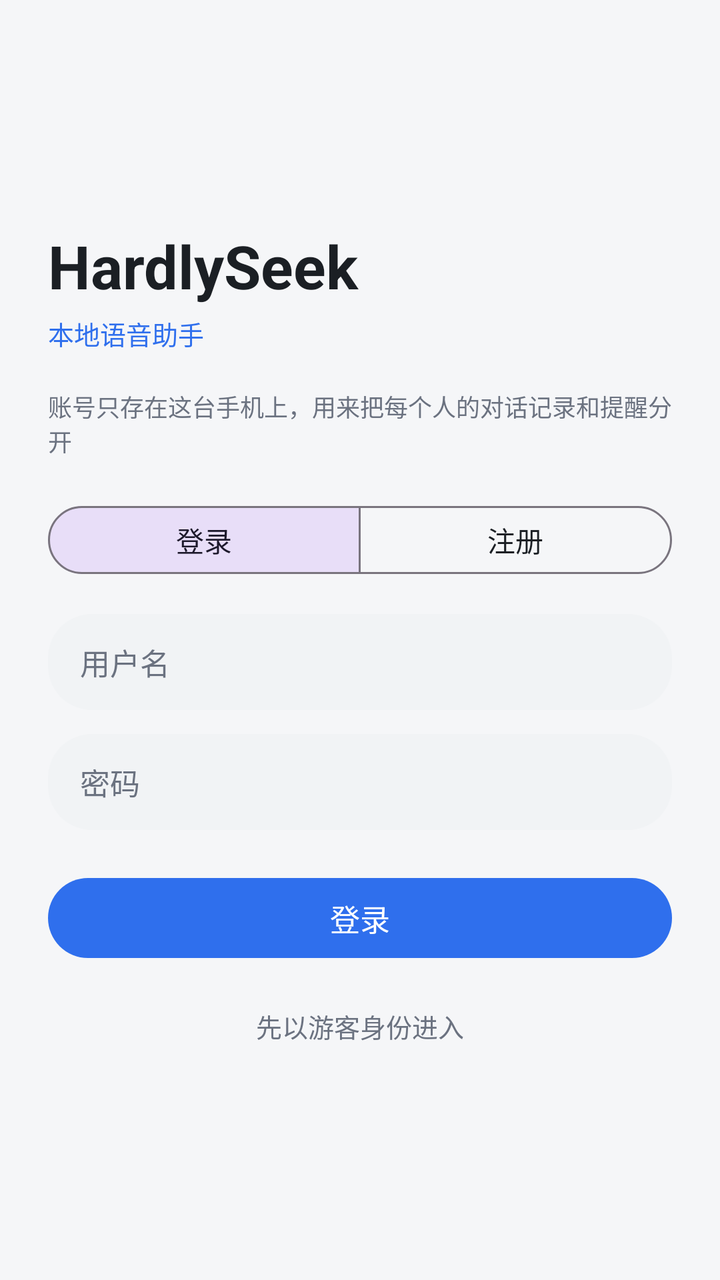
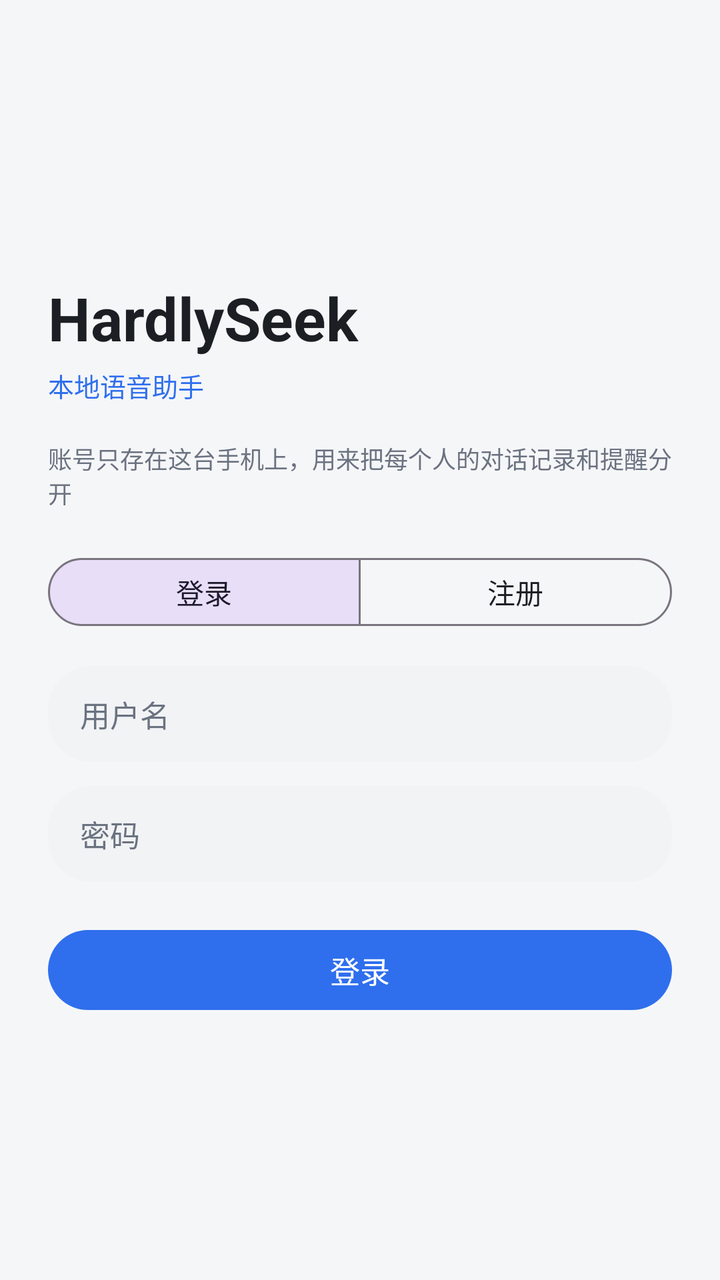

Compare the two renders of this Android layout. The source of the first and the diff that turns it into the second are given below.
<!-- AndroidManifest.xml: application theme Theme.VoiceAssistant -->
<!-- res/layout/activity_login.xml -->
<?xml version="1.0" encoding="utf-8"?>
<ScrollView xmlns:android="http://schemas.android.com/apk/res/android"
    xmlns:app="http://schemas.android.com/apk/res-auto"
    android:layout_width="match_parent"
    android:layout_height="match_parent"
    android:background="@color/bg_app"
    android:fillViewport="true"
    android:scrollbars="none">

    <LinearLayout
        android:layout_width="match_parent"
        android:layout_height="wrap_content"
        android:minHeight="600dp"
        android:gravity="center_vertical"
        android:orientation="vertical"
        android:paddingStart="24dp"
        android:paddingTop="40dp"
        android:paddingEnd="24dp"
        android:paddingBottom="32dp">

        <TextView
            android:layout_width="wrap_content"
            android:layout_height="wrap_content"
            android:text="@string/app_name"
            android:textColor="@color/text_primary"
            android:textSize="30sp"
            android:textStyle="bold" />

        <TextView
            android:id="@+id/tvBrandSub"
            android:layout_width="wrap_content"
            android:layout_height="wrap_content"
            android:layout_marginTop="4dp"
            android:text="@string/login_brand_sub"
            android:textColor="@color/brand_primary"
            android:textSize="13sp" />

        <TextView
            android:id="@+id/tvLoginSubtitle"
            android:layout_width="match_parent"
            android:layout_height="wrap_content"
            android:layout_marginTop="18dp"
            android:text="@string/login_subtitle"
            android:textColor="@color/text_secondary"
            android:textSize="12sp" />

        <com.google.android.material.button.MaterialButtonToggleGroup
            android:id="@+id/toggleAuth"
            android:layout_width="match_parent"
            android:layout_height="wrap_content"
            android:layout_marginTop="20dp"
            app:checkedButton="@+id/btnTabLogin"
            app:selectionRequired="true"
            app:singleSelection="true">

            <com.google.android.material.button.MaterialButton
                android:id="@+id/btnTabLogin"
                style="@style/Widget.Material3.Button.OutlinedButton"
                android:layout_width="0dp"
                android:layout_height="wrap_content"
                android:layout_weight="1"
                android:minHeight="42dp"
                android:text="@string/login_tab_login"
                android:textSize="14sp" />

            <com.google.android.material.button.MaterialButton
                android:id="@+id/btnTabRegister"
                style="@style/Widget.Material3.Button.OutlinedButton"
                android:layout_width="0dp"
                android:layout_height="wrap_content"
                android:layout_weight="1"
                android:minHeight="42dp"
                android:text="@string/login_tab_register"
                android:textSize="14sp" />
        </com.google.android.material.button.MaterialButtonToggleGroup>

        <EditText
            android:id="@+id/etUsername"
            android:layout_width="match_parent"
            android:layout_height="48dp"
            android:layout_marginTop="16dp"
            android:background="@drawable/bg_input"
            android:hint="@string/login_hint_username"
            android:importantForAutofill="no"
            android:inputType="text"
            android:maxLines="1"
            android:paddingStart="16dp"
            android:paddingEnd="16dp"
            android:textColor="@color/text_primary"
            android:textColorHint="@color/text_secondary"
            android:textSize="15sp" />

        <EditText
            android:id="@+id/etPassword"
            android:layout_width="match_parent"
            android:layout_height="48dp"
            android:layout_marginTop="12dp"
            android:background="@drawable/bg_input"
            android:hint="@string/login_hint_password"
            android:importantForAutofill="no"
            android:inputType="textPassword"
            android:maxLines="1"
            android:paddingStart="16dp"
            android:paddingEnd="16dp"
            android:textColor="@color/text_primary"
            android:textColorHint="@color/text_secondary"
            android:textSize="15sp" />

        <EditText
            android:id="@+id/etConfirm"
            android:layout_width="match_parent"
            android:layout_height="48dp"
            android:layout_marginTop="12dp"
            android:background="@drawable/bg_input"
            android:hint="@string/login_hint_confirm"
            android:importantForAutofill="no"
            android:inputType="textPassword"
            android:maxLines="1"
            android:paddingStart="16dp"
            android:paddingEnd="16dp"
            android:textColor="@color/text_primary"
            android:textColorHint="@color/text_secondary"
            android:textSize="15sp"
            android:visibility="gone" />

        <com.google.android.material.button.MaterialButton
            android:id="@+id/btnSubmit"
            android:layout_width="match_parent"
            android:layout_height="48dp"
            android:layout_marginTop="20dp"
            android:text="@string/login_submit_login"
            android:textSize="15sp"
            app:cornerRadius="24dp" />

        <TextView
            android:id="@+id/tvGuest"
            android:layout_width="match_parent"
            android:layout_height="44dp"
            android:layout_marginTop="8dp"
            android:background="?attr/selectableItemBackgroundBorderless"
            android:clickable="true"
            android:focusable="true"
            android:gravity="center"
            android:text="@string/login_guest"
            android:textColor="@color/text_secondary"
            android:textSize="13sp" />

    </LinearLayout>
</ScrollView>
<!-- resources referenced by this layout -->
<resources>
  <color name="bg_app">#F5F6F8</color>
  <color name="brand_primary">#2F6FED</color>
  <color name="text_primary">#1B1F24</color>
  <color name="text_secondary">#6B7280</color>
  <!-- drawable bg_input (drawable) -->
  <?xml version="1.0" encoding="utf-8"?>
  <shape xmlns:android="http://schemas.android.com/apk/res/android"
      android:shape="rectangle">
      <solid android:color="@color/input_bg" />
      <corners android:radius="22dp" />
  </shape>
  <string name="app_name">HardlySeek</string>
  <string name="login_brand_sub">本地语音助手</string>
  <string name="login_guest">先以游客身份进入</string>
  <string name="login_hint_confirm">再输一次密码</string>
  <string name="login_hint_password">密码</string>
  <string name="login_hint_username">用户名</string>
  <string name="login_submit_login">登录</string>
  <string name="login_subtitle">账号只存在这台手机上，用来把每个人的对话记录和提醒分开</string>
  <string name="login_tab_login">登录</string>
  <string name="login_tab_register">注册</string>
  <style name="Theme.VoiceAssistant" parent="Base.Theme.VoiceAssistant" />
  <color name="input_bg">#F1F3F5</color>
  <style name="Base.Theme.VoiceAssistant" parent="Theme.Material3.Light.NoActionBar">
          
          <item name="colorPrimary">@color/brand_primary</item>
          <item name="colorOnPrimary">@color/white</item>
          <item name="colorPrimaryContainer">@color/chip_bg</item>
          <item name="colorOnPrimaryContainer">@color/brand_primary_dark</item>
          <item name="colorSurface">@color/surface</item>
          <item name="colorOnSurface">@color/text_primary</item>
          <item name="colorSurfaceVariant">@color/input_bg</item>
          <item name="colorOnSurfaceVariant">@color/text_secondary</item>
          <item name="android:colorBackground">@color/bg_app</item>
  
          
          <item name="android:windowBackground">@color/bg_app</item>
  
          
          <item name="android:statusBarColor">@android:color/transparent</item>
          <item name="android:navigationBarColor">@android:color/transparent</item>
          <item name="android:windowLightStatusBar">true</item>
          <item name="android:windowLightNavigationBar">true</item>
          <item name="android:windowDrawsSystemBarBackgrounds">true</item>
  
          
          <item name="android:forceDarkAllowed" tools:targetApi="q">false</item>
      </style>
  <color name="white">#FFFFFFFF</color>
  <color name="chip_bg">#EAF1FE</color>
  <color name="brand_primary_dark">#1E4FBF</color>
  <color name="surface">#FFFFFFFF</color>
</resources>

<!-- the commit's change to res/layout/activity_login.xml (unified diff, before → after) -->
@@ -132,18 +132,5 @@
             android:textSize="15sp"
             app:cornerRadius="24dp" />
 
-        <TextView
-            android:id="@+id/tvGuest"
-            android:layout_width="match_parent"
-            android:layout_height="44dp"
-            android:layout_marginTop="8dp"
-            android:background="?attr/selectableItemBackgroundBorderless"
-            android:clickable="true"
-            android:focusable="true"
-            android:gravity="center"
-            android:text="@string/login_guest"
-            android:textColor="@color/text_secondary"
-            android:textSize="13sp" />
-
     </LinearLayout>
 </ScrollView>
<!-- resource entries referenced after the edit -->
@@ -13,7 +13,6 @@
   </shape>
   <string name="app_name">HardlySeek</string>
   <string name="login_brand_sub">本地语音助手</string>
-  <string name="login_guest">先以游客身份进入</string>
   <string name="login_hint_confirm">再输一次密码</string>
   <string name="login_hint_password">密码</string>
   <string name="login_hint_username">用户名</string>
